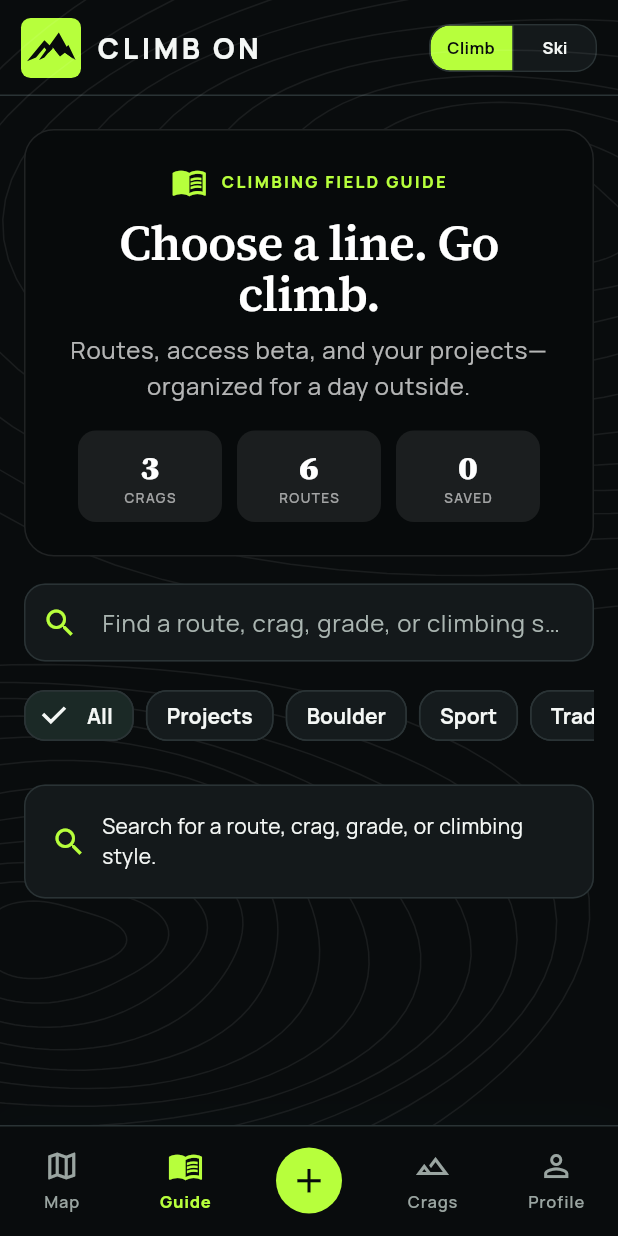
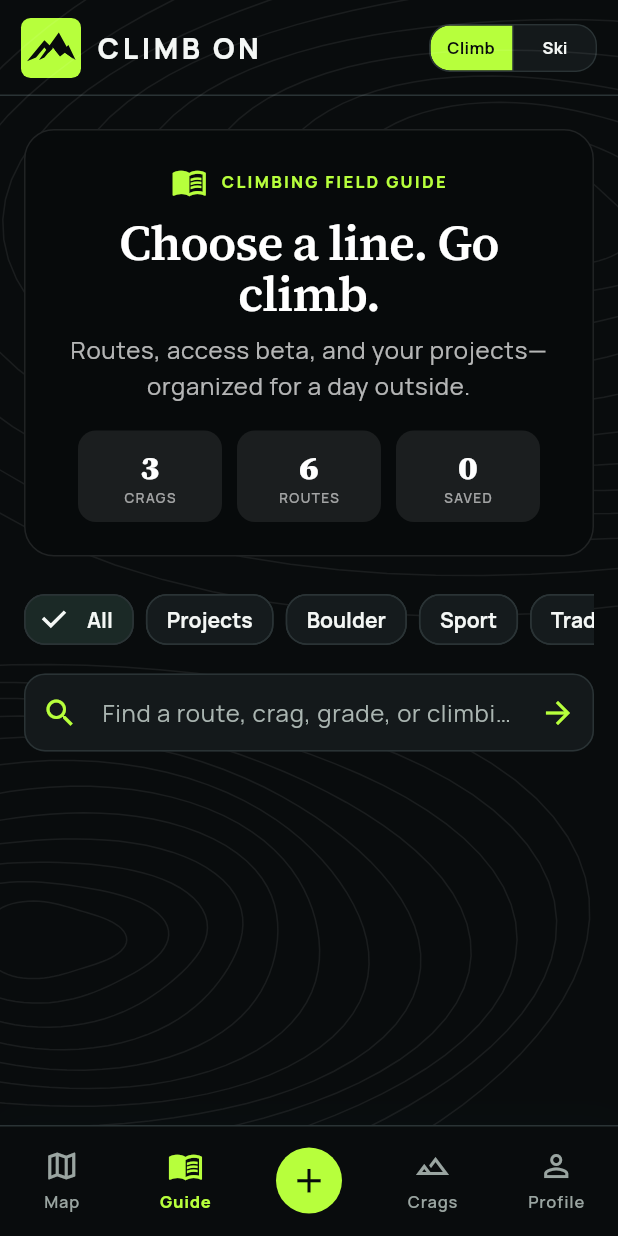
Before and after one commit to ClimbOn-creator/Climb-On-, a Flutter app: the FeedScreen screen opened by its route, on a phone screen of 412 x 824 dp. Run offline on Flutter 3.47's test engine with Material 3 defaults, Android fonts, the phone set to English and light mode, and no system bars; our stand-ins replace cached_network_image, flutter_cache_manager, flutter_map, flutter_riverpod, geolocator, go_router and 6 more; missing offline and left inert: maplibre_gl; accounts and stored records are empty; statements that could not run were skipped.

Commit message:
Double search bar removal

```diff
--- a/lib/screens/feed_screen.dart
+++ b/lib/screens/feed_screen.dart
@@ -33,6 +33,11 @@
   void dispose() {
     searchController.dispose();
     super.dispose();
+  }
+
+  void _submitSearch() {
+    setState(() => query = searchController.text);
+    FocusScope.of(context).unfocus();
   }
 
   @override
@@ -84,27 +89,6 @@
                           .length,
               ),
               const SizedBox(height: 18),
-              TextField(
-                controller: searchController,
-                onChanged: (value) => setState(() => query = value),
-                decoration: InputDecoration(
-                  prefixIcon: const Icon(Icons.search),
-                  hintText: mode == ActivityMode.ski
-                      ? 'Find a tour, area, difficulty, or aspect'
-                      : 'Find a route, crag, grade, or climbing style',
-                  suffixIcon: query.isEmpty
-                      ? null
-                      : IconButton(
-                          tooltip: 'Clear search',
-                          onPressed: () {
-                            searchController.clear();
-                            setState(() => query = '');
-                          },
-                          icon: const Icon(Icons.close),
-                        ),
-                ),
-              ),
-              const SizedBox(height: 12),
               if (mode == ActivityMode.ski)
                 _FilterBar<_SkiGuideFilter>(
                   values: _SkiGuideFilter.values,
@@ -118,6 +102,38 @@
                   selected: climbFilter,
                   labelFor: (filter) => filter.label,
                   onSelected: (filter) => setState(() => climbFilter = filter),
+                ),
+              const SizedBox(height: 12),
+              TextField(
+                controller: searchController,
+                onChanged: (value) => setState(() => query = value),
+                onSubmitted: (_) => _submitSearch(),
+                textInputAction: TextInputAction.search,
+                decoration: InputDecoration(
+                  prefixIcon: const Icon(Icons.search),
+                  hintText: mode == ActivityMode.ski
+                      ? 'Find a tour, area, difficulty, or aspect'
+                      : 'Find a route, crag, grade, or climbing style',
+                  suffixIcon: Row(
+                    mainAxisSize: MainAxisSize.min,
+                    children: [
+                      if (query.isNotEmpty)
+                        IconButton(
+                          tooltip: 'Clear search',
+                          onPressed: () {
+                            searchController.clear();
+                            setState(() => query = '');
+                          },
+                          icon: const Icon(Icons.close),
+                        ),
+                      IconButton(
+                        tooltip: 'Search',
+                        onPressed: _submitSearch,
+                        icon: const Icon(Icons.arrow_forward),
+                      ),
+                    ],
+                  ),
+                ),
               ),
               const SizedBox(height: 22),
               if (mode == ActivityMode.climb && focusedRoute != null) ...[
@@ -153,13 +169,8 @@
                     onTap: _openRouteDetails,
                   ),
                 ],
-                if (query.trim().isEmpty &&
-                    climbFilter == _ClimbGuideFilter.all)
-                  const _EmptyGuideState(
-                    icon: Icons.search,
-                    text: 'Search for a route, crag, grade, or climbing style.',
-                  )
-                else ...[
+                if (query.trim().isNotEmpty ||
+                    climbFilter != _ClimbGuideFilter.all) ...[
                   _SectionHeading(
                     title: 'Routes by crag',
                     subtitle: climbResults.isEmpty
@@ -487,20 +498,24 @@
 
   @override
   Widget build(BuildContext context) {
-    return SingleChildScrollView(
+    return LayoutBuilder(
+      builder: (context, constraints) => SingleChildScrollView(
         scrollDirection: Axis.horizontal,
-      child: Row(
+        child: ConstrainedBox(
+          constraints: BoxConstraints(minWidth: constraints.maxWidth),
+          child: Wrap(
+            alignment: WrapAlignment.center,
+            spacing: 8,
             children: [
               for (final value in values)
-            Padding(
-              padding: const EdgeInsets.only(right: 8),
-              child: ChoiceChip(
+                ChoiceChip(
                   label: Text(labelFor(value)),
                   selected: value == selected,
                   onSelected: (_) => onSelected(value),
                 ),
+            ],
           ),
-        ],
+        ),
       ),
     );
   }
```
Lines whose indentation alone changed are shown as unchanged.
